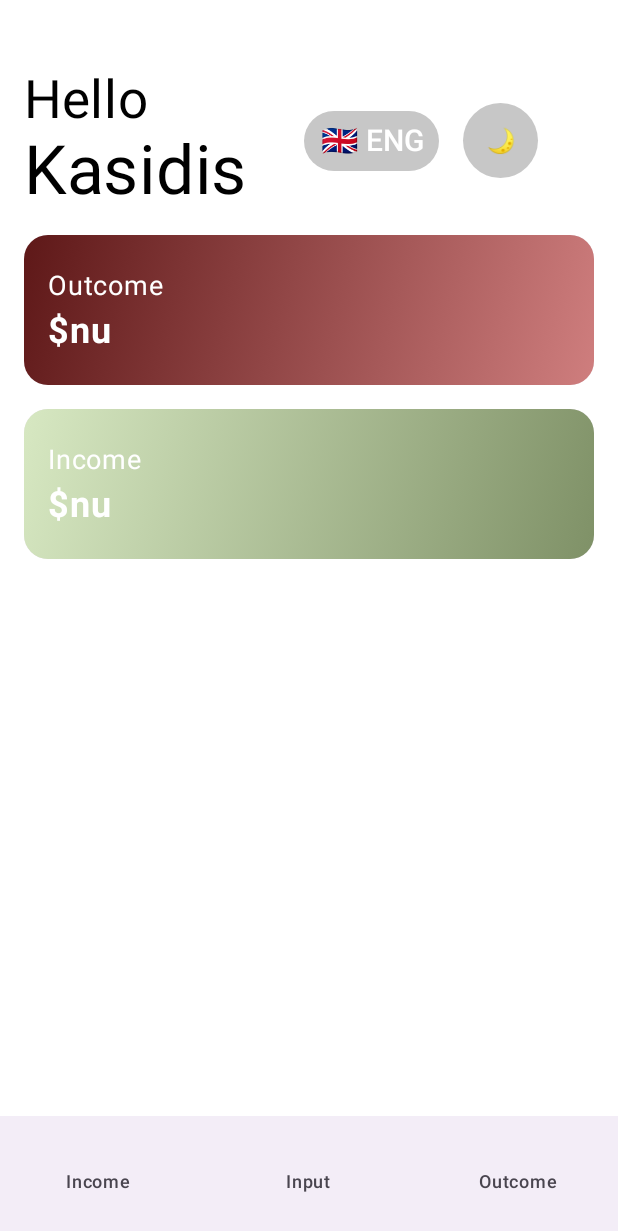
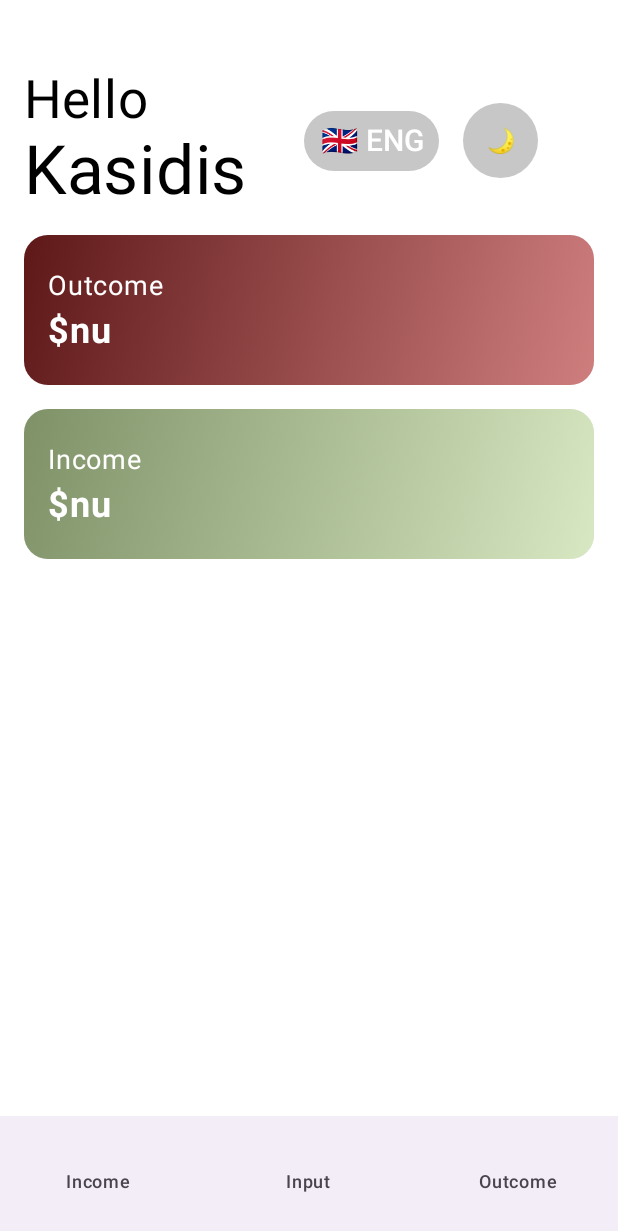
Before and after one commit to KSnie/Android-Project, an Android app built with Jetpack Compose: the screen it shows after launch (MainActivity), on a phone screen of 412 x 824 dp. Shown: the top 1231 px of the screen. Run offline under Robolectric (Android 15) with nearby library versions, the phone set to English and light mode, and no system bars; our stand-ins replace Room's generated code.

Commit message:
Update color

```diff
--- a/app/src/main/java/com/example/projectapp/ui/components/TransactionItem.kt
+++ b/app/src/main/java/com/example/projectapp/ui/components/TransactionItem.kt
@@ -12,7 +12,7 @@ import com.example.projectapp.model.Transaction
 
 @Composable
 fun TransactionItem(transaction: Transaction, isEnglish: Boolean) {
-    val amountColor = if (transaction.type == "Outcome") Color.Red else Color.Green
+    val amountColor = if (transaction.type == "Outcome") Color(0xFFA51D32 ) else Color(0xFF6B8E23)
 
     Column(modifier = Modifier.fillMaxWidth()) {
         Spacer(modifier = Modifier.height(8.dp))
--- a/app/src/main/java/com/example/projectapp/ui/screens/HomeScreen.kt
+++ b/app/src/main/java/com/example/projectapp/ui/screens/HomeScreen.kt
@@ -150,7 +150,7 @@ fun HomeScreen(
                     .fillMaxSize()
                     .background(
                         Brush.linearGradient(
-                            colors = listOf(Color(0xFFD7E8C2), Color(0xFF7F9167))
+                            colors = listOf(Color(0xFF7F9167), Color(0xFFD7E8C2))
                         )
                     )
                     .padding(16.dp),
--- a/app/src/main/java/com/example/projectapp/ui/theme/Color.kt
+++ b/app/src/main/java/com/example/projectapp/ui/theme/Color.kt
@@ -9,3 +9,6 @@ val Pink80 = Color(0xFFEFB8C8)
 val Purple40 = Color(0xFF6650a4)
 val PurpleGrey40 = Color(0xFF625b71)
 val Pink40 = Color(0xFF7D5260)
+
+val Green = Color(0xFF7F9167)
+val Red = Color(0xFF5E1818)
```
